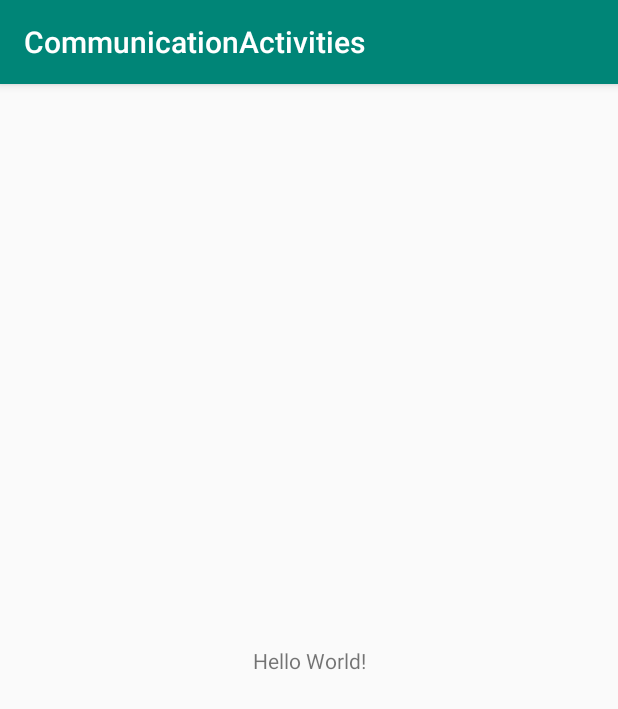
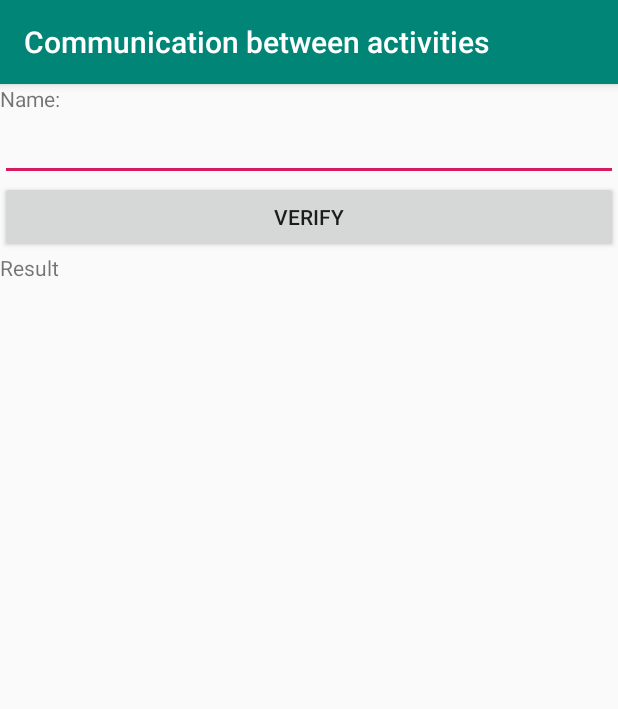
Before and after one commit to azarrias/adc-communication-activities, an Android app: the screen it shows after launch (MainActivity), on a phone screen of 412 x 824 dp. Shown: the top 709 px of the screen. Run offline under Robolectric (Android 15) with nearby library versions, the phone set to English and light mode, and no system bars.

Commit message:
Create resources and main activity layout

```diff
--- a/app/src/main/res/layout/activity_main.xml
+++ b/app/src/main/res/layout/activity_main.xml
@@ -1,18 +1,39 @@
 <?xml version="1.0" encoding="utf-8"?>
-<android.support.constraint.ConstraintLayout xmlns:android="http://schemas.android.com/apk/res/android"
+<LinearLayout xmlns:android="http://schemas.android.com/apk/res/android"
     xmlns:app="http://schemas.android.com/apk/res-auto"
     xmlns:tools="http://schemas.android.com/tools"
     android:layout_width="match_parent"
-    android:layout_height="match_parent"
+    android:layout_height="wrap_content"
+    android:orientation="vertical"
     tools:context=".MainActivity">
 
     <TextView
+        android:id="@+id/tv_name"
         android:layout_width="wrap_content"
         android:layout_height="wrap_content"
-        android:text="Hello World!"
-        app:layout_constraintBottom_toBottomOf="parent"
-        app:layout_constraintLeft_toLeftOf="parent"
-        app:layout_constraintRight_toRightOf="parent"
-        app:layout_constraintTop_toTopOf="parent" />
+        android:layout_weight="1"
+        android:text="@string/tv_name_str" />
 
-</android.support.constraint.ConstraintLayout>
+    <EditText
+        android:id="@+id/et_name"
+        android:layout_width="match_parent"
+        android:layout_height="wrap_content"
+        android:layout_weight="1"
+        android:ems="10"
+        android:inputType="textPersonName" />
+
+    <Button
+        android:id="@+id/btn_verify"
+        android:layout_width="match_parent"
+        android:layout_height="wrap_content"
+        android:layout_weight="1"
+        android:text="@string/btn_verify_str" />
+
+    <TextView
+        android:id="@+id/tv_result"
+        android:layout_width="match_parent"
+        android:layout_height="wrap_content"
+        android:layout_weight="1"
+        android:text="@string/tv_result_str" />
+
+</LinearLayout>
--- a/app/src/main/res/values/strings.xml
+++ b/app/src/main/res/values/strings.xml
@@ -1,3 +1,10 @@
 <resources>
-    <string name="app_name">CommunicationActivities</string>
+    <string name="app_name">Communication between activities</string>
+    <string name="tv_name_str">Name:</string>
+    <string name="btn_verify_str">Verify</string>
+    <string name="tv_result_str">Result</string>
+    <string name="tv_greeting_str1">Hi </string>
+    <string name="tv_greeting_str2">, do you agree with the terms?</string>
+    <string name="btn_agree_str">Agree</string>
+    <string name="btn_refuse_str">Refuse</string>
 </resources>
```
